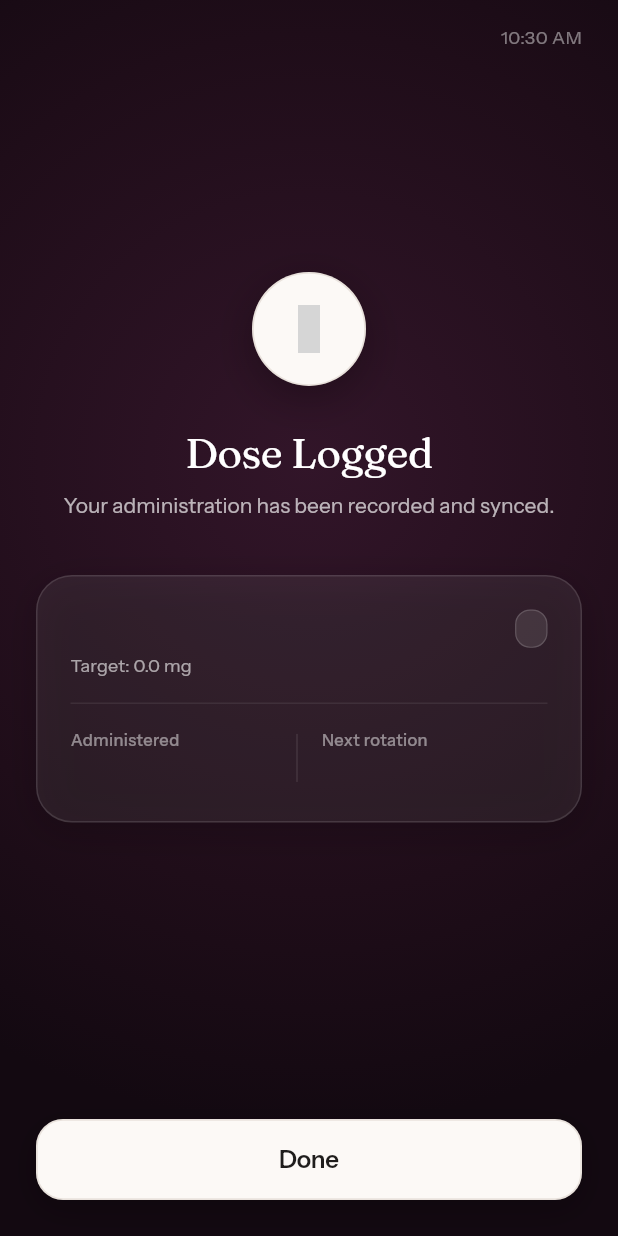
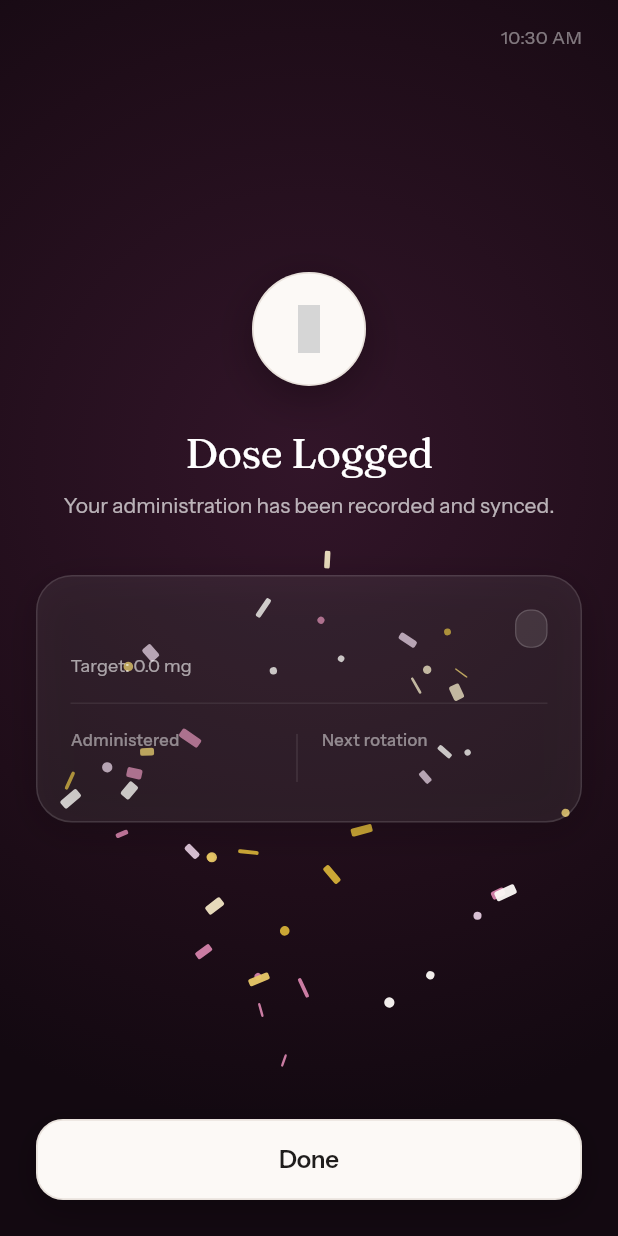
Before and after one commit to jeremy0x/omnya-peptide, a Flutter app: the ImmersiveDoseLogView screen opened directly with empty values, on a phone screen of 412 x 824 dp. Run offline on Flutter 3.47's test engine with Material 3 defaults, Android fonts, the light colour scheme and no system bars; our stand-ins replace camera, fl_chart, google_fonts, hugeicons, image_picker, shared_preferences and 1 more; accounts and stored records are empty; network calls fail; grey boxes are pictures that could not be loaded.

Commit message:
feat(ui): extend confetti poof to cascade all the way down and fall out of view with 3D paper fluttering

```diff
--- a/apps/mobile/lib/ui/features/today/immersive_dose_log_view.dart
+++ b/apps/mobile/lib/ui/features/today/immersive_dose_log_view.dart
@@ -10,7 +10,9 @@ import '../../../core/theme/omnya_typography.dart';
 ///
 /// Features:
 /// - Duolingo-style signature multi-beat haptic sequence on check reveal.
-/// - Concentrated confetti bloom that bursts out from behind the check ("poof").
+/// - Concentrated confetti bloom that bursts out from behind the check ("poof"),
+///   cascades all the way down the screen with 3D paper tumbling flutter,
+///   and falls cleanly out of view.
 /// - Clean time display on top-right (redundant top-left text removed).
 /// - Refined editorial typography with zero all-uppercase text.
 /// - Exact design match to search button: clean off-white circular surface with single stroke check.
@@ -112,10 +114,10 @@ class _ImmersiveDoseLogViewState extends State<ImmersiveDoseLogView>
       duration: const Duration(milliseconds: 1100),
     );
 
-    // 3. Single-shot confetti poof from behind check (850ms)
+    // 3. Confetti poof and full waterfall descent (3200ms)
     _confettiController = AnimationController(
       vsync: this,
-      duration: const Duration(milliseconds: 850),
+      duration: const Duration(milliseconds: 3200),
     );
     _confettiParticles = _generateConfetti();
 
@@ -168,29 +170,43 @@ class _ImmersiveDoseLogViewState extends State<ImmersiveDoseLogView>
   }
 
   List<_ConfettiParticle> _generateConfetti() {
-    final rand = math.Random(1337);
+    final rand = math.Random(2026);
     const colors = [
       Color(0xFFE8C868), // champagne gold
       Color(0xFFFCF9F6), // warm cream
       Color(0xFFD482AA), // soft plum rose
-      Color(0xFFD4AF37), // warm bronze
+      Color(0xFFD4AF37), // warm bronze gold
       Color(0xFFE2C9DD), // soft lilac
       Color(0xFFF1E4C3), // light gold
     ];
 
-    return List.generate(28, (i) {
+    return List.generate(44, (i) {
       final angle = rand.nextDouble() * 2 * math.pi;
-      final distance = 65.0 + rand.nextDouble() * 75.0; // radiate 65 to 140px out
-      final isRibbon = rand.nextBool();
-      final width = isRibbon ? (4.0 + rand.nextDouble() * 3.0) : (4.0 + rand.nextDouble() * 2.5);
-      final height = isRibbon ? (8.0 + rand.nextDouble() * 5.0) : width;
+      // Burst spread distance (horizontal & initial arc)
+      final burstDistance = 75.0 + rand.nextDouble() * 90.0;
+      // Fall distance: 780 to 1100 px so every particle cascades completely past the screen bottom
+      final fallSpeed = 780.0 + rand.nextDouble() * 320.0;
+      // Fluttering sway values
+      final swayAmp = 20.0 + rand.nextDouble() * 28.0;
+      final swayFreq = 7.0 + rand.nextDouble() * 8.0;
+      final swayPhase = rand.nextDouble() * 2 * math.pi;
+
+      final isRibbon = rand.nextDouble() > 0.35; // 65% ribbons, 35% confetti dots
+      final width = isRibbon
+          ? (4.5 + rand.nextDouble() * 3.5)
+          : (4.0 + rand.nextDouble() * 3.0);
+      final height = isRibbon ? (8.5 + rand.nextDouble() * 6.5) : width;
       final rotation = rand.nextDouble() * 2 * math.pi;
-      final spin = (rand.nextDouble() - 0.5) * 6.0;
+      final spin = (rand.nextDouble() - 0.5) * 8.0;
       final color = colors[rand.nextInt(colors.length)];
 
       return _ConfettiParticle(
         angle: angle,
-        distance: distance,
+        burstDistance: burstDistance,
+        fallSpeed: fallSpeed,
+        swayAmp: swayAmp,
+        swayFreq: swayFreq,
+        swayPhase: swayPhase,
         width: width,
         height: height,
         isRibbon: isRibbon,
@@ -306,7 +322,7 @@ class _ImmersiveDoseLogViewState extends State<ImmersiveDoseLogView>
 
                       const Spacer(flex: 3),
 
-                      // Item 1: Central Checkmark Icon with Confetti Poof behind it
+                      // Item 1: Central Checkmark Icon with Confetti Cascade behind it
                       AnimatedBuilder(
                         animation: _entranceController,
                         builder: (context, child) {
@@ -325,7 +341,7 @@ class _ImmersiveDoseLogViewState extends State<ImmersiveDoseLogView>
                           alignment: Alignment.center,
                           clipBehavior: Clip.none,
                           children: [
-                            // Confetti burst: emerges from behind the check, then blooms out
+                            // Confetti burst: emerges from behind check, blooms, then cascades down & falls out of view
                             Positioned.fill(
                               child: AnimatedBuilder(
                                 animation: _confettiController,
@@ -707,7 +723,11 @@ class _RitualDoneButtonState extends State<_RitualDoneButton>
 /// Festive celebration confetti particle
 class _ConfettiParticle {
   final double angle;
-  final double distance;
+  final double burstDistance;
+  final double fallSpeed;
+  final double swayAmp;
+  final double swayFreq;
+  final double swayPhase;
   final double width;
   final double height;
   final bool isRibbon;
@@ -717,7 +737,11 @@ class _ConfettiParticle {
 
   const _ConfettiParticle({
     required this.angle,
-    required this.distance,
+    required this.burstDistance,
+    required this.fallSpeed,
+    required this.swayAmp,
+    required this.swayFreq,
+    required this.swayPhase,
     required this.width,
     required this.height,
     required this.isRibbon,
@@ -727,8 +751,9 @@ class _ConfettiParticle {
   });
 }
 
-/// Custom painter for the confetti bloom that starts together behind the check
-/// and bursts out in a festive "poof" with natural deceleration & rotation.
+/// Custom painter for the confetti bloom that starts together behind the check,
+/// bursts out in a festive "poof", and cascades all the way down the screen
+/// until falling completely out of view.
 class _ConfettiPoofPainter extends CustomPainter {
   final double progress;
   final List<_ConfettiParticle> particles;
@@ -744,20 +769,34 @@ class _ConfettiPoofPainter extends CustomPainter {
 
     final center = Offset(size.width / 2, size.height / 2);
 
-    // Initial gathering behind check, then explosive expansion and deceleration
-    final eased = Curves.easeOutCubic.transform(progress);
-    // Smooth clean fade out in the second half of animation
-    final fadeOut = (1.0 - progress * progress).clamp(0.0, 1.0);
+    // Phase 1: Radial explosive burst (0.0 to 0.20)
+    final burstProgress = (progress / 0.20).clamp(0.0, 1.0);
+    final burstEased = Curves.easeOutCubic.transform(burstProgress);
+
+    // Phase 2: Waterfall gravity drop (0.06 to 1.00)
+    final fallProgress = (progress > 0.06) ? ((progress - 0.06) / 0.94) : 0.0;
+    final fallEased = math.pow(fallProgress, 1.35).toDouble();
+
+    // Stays fully visible across the screen, then gently fades out as it falls below the bottom
+    final fadeOut = (progress < 0.82)
+        ? 1.0
+        : ((1.0 - progress) / 0.18).clamp(0.0, 1.0);
 
     for (final p in particles) {
-      // Behind the 76px check (radius 38), particle travels outward past 38px
-      final r = (32.0 * (1.0 - eased)) + (p.distance * eased);
-      final dx = center.dx + math.cos(p.angle) * r;
-      // Gentle gravity / downward drift as particles float down
-      final dy = center.dy + math.sin(p.angle) * r + (progress * progress * 18.0);
+      // Emerges from behind 38px checkmark circle, expands outward in burst
+      final r = (32.0 * (1.0 - burstEased)) + (p.burstDistance * burstEased);
+      final burstDx = math.cos(p.angle) * r;
+      final burstDy = math.sin(p.angle) * r * 0.85;
+
+      // Downward gravity drift + gentle sinusoidal fluttering sway
+      final dropY = fallEased * p.fallSpeed;
+      final swayX = math.sin(progress * p.swayFreq + p.swayPhase) * (p.swayAmp * fallProgress);
+
+      final dx = center.dx + burstDx + swayX;
+      final dy = center.dy + burstDy + dropY;
 
       final paint = Paint()
-        ..color = p.color.withValues(alpha: fadeOut * 0.92)
+        ..color = p.color.withValues(alpha: fadeOut * 0.95)
         ..style = PaintingStyle.fill;
 
       canvas.save();
@@ -765,6 +804,9 @@ class _ConfettiPoofPainter extends CustomPainter {
       canvas.rotate(p.initialRotation + p.spin * progress);
 
       if (p.isRibbon) {
+        // 3D paper tumbling perspective effect
+        final flipScale = math.cos(progress * p.spin * 5.0).abs().clamp(0.18, 1.0);
+        canvas.scale(flipScale, 1.0);
         canvas.drawRRect(
           RRect.fromRectAndRadius(
             Rect.fromCenter(
```
